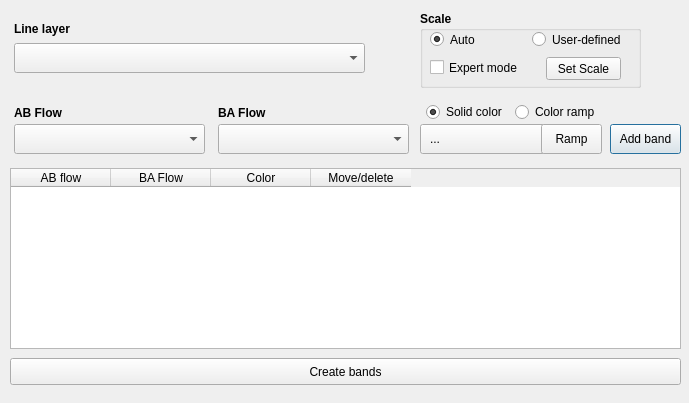
Qt form gis/forms/ui_bandwidths.ui (AequilibraE/qaequilibrae) before a commit.
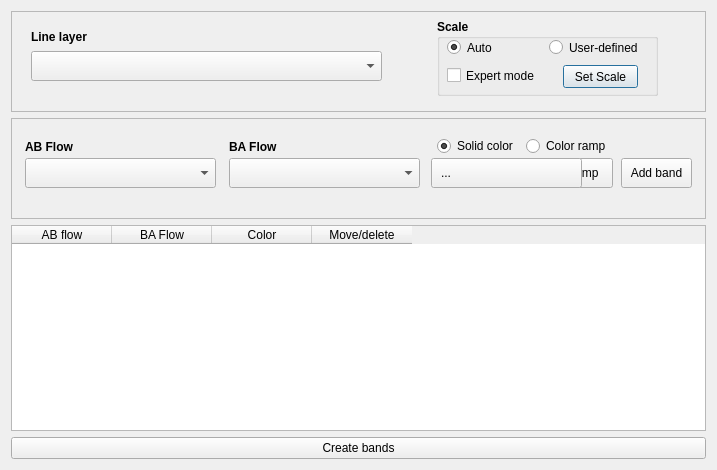
The same form after that commit. Custom widgets are drawn as their Qt base class.

Commit message: Improves UI and responsives for stacked bandwidths

The edit to the form file:
```diff
--- a/gis/forms/ui_bandwidths.ui
+++ b/gis/forms/ui_bandwidths.ui
@@ -6,54 +6,49 @@
    <rect>
     <x>0</x>
     <y>0</y>
-    <width>689</width>
-    <height>403</height>
+    <width>717</width>
+    <height>470</height>
    </rect>
   </property>
   <property name="maximumSize">
    <size>
-    <width>689</width>
-    <height>403</height>
+    <width>6890</width>
+    <height>4030</height>
    </size>
   </property>
   <property name="windowTitle">
    <string>AequilibraE - Stacked Bandwidth and color ramps</string>
   </property>
+  <layout class="QGridLayout" name="gridLayout">
+   <item row="0" column="0">
+    <widget class="QFrame" name="frame">
+     <property name="minimumSize">
+      <size>
+       <width>691</width>
+       <height>101</height>
+      </size>
+     </property>
+     <property name="frameShape">
+      <enum>QFrame::StyledPanel</enum>
+     </property>
+     <property name="frameShadow">
+      <enum>QFrame::Raised</enum>
+     </property>
   <widget class="QgsMapLayerComboBox" name="mMapLayerComboBox">
    <property name="geometry">
     <rect>
-     <x>14</x>
-     <y>43</y>
+        <x>20</x>
+        <y>40</y>
      <width>351</width>
      <height>30</height>
     </rect>
    </property>
   </widget>
-  <widget class="QgsFieldComboBox" name="ab_FieldComboBox">
-   <property name="geometry">
-    <rect>
-     <x>14</x>
-     <y>124</y>
-     <width>191</width>
-     <height>30</height>
-    </rect>
-   </property>
-  </widget>
-  <widget class="QgsColorButtonV2" name="mColorButton">
-   <property name="geometry">
-    <rect>
-     <x>420</x>
-     <y>124</y>
-     <width>151</width>
-     <height>30</height>
-    </rect>
-   </property>
-  </widget>
   <widget class="QLabel" name="label_3">
    <property name="geometry">
     <rect>
-     <x>14</x>
-     <y>18</y>
+        <x>20</x>
+        <y>15</y>
      <width>131</width>
      <height>21</height>
     </rect>
@@ -69,21 +64,137 @@
     <string>Line layer</string>
    </property>
   </widget>
-  <widget class="QgsFieldComboBox" name="ba_FieldComboBox">
+     <widget class="QGroupBox" name="gbox_scale">
    <property name="geometry">
     <rect>
-     <x>218</x>
-     <y>124</y>
-     <width>191</width>
-     <height>30</height>
-    </rect>
-   </property>
-  </widget>
+        <x>426</x>
+        <y>8</y>
+        <width>221</width>
+        <height>77</height>
+       </rect>
+      </property>
+      <property name="maximumSize">
+       <size>
+        <width>221</width>
+        <height>77</height>
+       </size>
+      </property>
+      <property name="font">
+       <font>
+        <pointsize>9</pointsize>
+        <weight>75</weight>
+        <bold>true</bold>
+       </font>
+      </property>
+      <property name="title">
+       <string>Scale</string>
+      </property>
+      <widget class="QRadioButton" name="rdo_scale_custom">
+       <property name="geometry">
+        <rect>
+         <x>112</x>
+         <y>20</y>
+         <width>91</width>
+         <height>17</height>
+        </rect>
+       </property>
+       <property name="font">
+        <font>
+         <pointsize>9</pointsize>
+         <weight>50</weight>
+         <bold>false</bold>
+        </font>
+       </property>
+       <property name="text">
+        <string>User-defined</string>
+       </property>
+      </widget>
+      <widget class="QRadioButton" name="rdo_scale_auto">
+       <property name="geometry">
+        <rect>
+         <x>10</x>
+         <y>20</y>
+         <width>82</width>
+         <height>17</height>
+        </rect>
+       </property>
+       <property name="font">
+        <font>
+         <pointsize>9</pointsize>
+         <weight>50</weight>
+         <bold>false</bold>
+        </font>
+       </property>
+       <property name="text">
+        <string>Auto</string>
+       </property>
+       <property name="checked">
+        <bool>true</bool>
+       </property>
+      </widget>
+      <widget class="QPushButton" name="but_set_scale">
+       <property name="geometry">
+        <rect>
+         <x>126</x>
+         <y>46</y>
+         <width>75</width>
+         <height>23</height>
+        </rect>
+       </property>
+       <property name="font">
+        <font>
+         <weight>50</weight>
+         <bold>false</bold>
+        </font>
+       </property>
+       <property name="text">
+        <string>Set Scale</string>
+       </property>
+      </widget>
+      <widget class="QCheckBox" name="chk_expert_mode">
+       <property name="geometry">
+        <rect>
+         <x>10</x>
+         <y>48</y>
+         <width>101</width>
+         <height>17</height>
+        </rect>
+       </property>
+       <property name="font">
+        <font>
+         <weight>50</weight>
+         <bold>false</bold>
+        </font>
+       </property>
+       <property name="toolTip">
+        <string>&lt;html&gt;&lt;head/&gt;&lt;body&gt;&lt;p&gt;Reference band size and value are put on variables.&lt;/p&gt;&lt;p&gt;The user can control the map apperance by symply changing the values&lt;/p&gt;&lt;/body&gt;&lt;/html&gt;</string>
+       </property>
+       <property name="text">
+        <string>Expert mode</string>
+       </property>
+      </widget>
+     </widget>
+    </widget>
+   </item>
+   <item row="1" column="0">
+    <widget class="QFrame" name="frame_3">
+     <property name="minimumSize">
+      <size>
+       <width>691</width>
+       <height>101</height>
+      </size>
+     </property>
+     <property name="frameShape">
+      <enum>QFrame::StyledPanel</enum>
+     </property>
+     <property name="frameShadow">
+      <enum>QFrame::Raised</enum>
+     </property>
   <widget class="QPushButton" name="but_add_band">
    <property name="geometry">
     <rect>
      <x>610</x>
-     <y>124</y>
+        <y>40</y>
      <width>71</width>
      <height>30</height>
     </rect>
@@ -97,19 +208,154 @@
     <string>Add band</string>
    </property>
   </widget>
+     <widget class="QPushButton" name="but_load_ramp">
+      <property name="geometry">
+       <rect>
+        <x>541</x>
+        <y>40</y>
+        <width>61</width>
+        <height>30</height>
+       </rect>
+      </property>
+      <property name="font">
+       <font>
+        <pointsize>9</pointsize>
+       </font>
+      </property>
+      <property name="text">
+       <string>Ramp</string>
+      </property>
+     </widget>
+     <widget class="QRadioButton" name="rdo_ramp">
+      <property name="geometry">
+       <rect>
+        <x>515</x>
+        <y>17</y>
+        <width>91</width>
+        <height>22</height>
+       </rect>
+      </property>
+      <property name="font">
+       <font>
+        <pointsize>9</pointsize>
+       </font>
+      </property>
+      <property name="text">
+       <string>Color ramp</string>
+      </property>
+     </widget>
+     <widget class="QgsFieldComboBox" name="ab_FieldComboBox">
+      <property name="geometry">
+       <rect>
+        <x>14</x>
+        <y>40</y>
+        <width>191</width>
+        <height>30</height>
+       </rect>
+      </property>
+     </widget>
+     <widget class="QLabel" name="label_6">
+      <property name="geometry">
+       <rect>
+        <x>14</x>
+        <y>18</y>
+        <width>131</width>
+        <height>21</height>
+       </rect>
+      </property>
+      <property name="font">
+       <font>
+        <pointsize>9</pointsize>
+        <weight>75</weight>
+        <bold>true</bold>
+       </font>
+      </property>
+      <property name="text">
+       <string>AB Flow</string>
+      </property>
+     </widget>
+     <widget class="QLabel" name="label_5">
+      <property name="geometry">
+       <rect>
+        <x>218</x>
+        <y>18</y>
+        <width>131</width>
+        <height>21</height>
+       </rect>
+      </property>
+      <property name="font">
+       <font>
+        <pointsize>9</pointsize>
+        <weight>75</weight>
+        <bold>true</bold>
+       </font>
+      </property>
+      <property name="text">
+       <string>BA Flow</string>
+      </property>
+     </widget>
+     <widget class="QgsFieldComboBox" name="ba_FieldComboBox">
+      <property name="geometry">
+       <rect>
+        <x>218</x>
+        <y>40</y>
+        <width>191</width>
+        <height>30</height>
+       </rect>
+      </property>
+     </widget>
+     <widget class="QRadioButton" name="rdo_color">
+      <property name="geometry">
+       <rect>
+        <x>426</x>
+        <y>17</y>
+        <width>101</width>
+        <height>22</height>
+       </rect>
+      </property>
+      <property name="font">
+       <font>
+        <pointsize>9</pointsize>
+       </font>
+      </property>
+      <property name="text">
+       <string>Solid color</string>
+      </property>
+      <property name="checked">
+       <bool>true</bool>
+      </property>
+     </widget>
+     <widget class="QgsColorButtonV2" name="mColorButton">
+      <property name="geometry">
+       <rect>
+        <x>420</x>
+        <y>40</y>
+        <width>151</width>
+        <height>30</height>
+       </rect>
+      </property>
+     </widget>
+     <widget class="QLabel" name="txt_ramp">
+      <property name="geometry">
+       <rect>
+        <x>430</x>
+        <y>46</y>
+        <width>101</width>
+        <height>17</height>
+       </rect>
+      </property>
+      <property name="text">
+       <string>...</string>
+      </property>
+     </widget>
+    </widget>
+   </item>
+   <item row="2" column="0">
   <widget class="QTableWidget" name="bands_list">
-   <property name="geometry">
-    <rect>
-     <x>10</x>
-     <y>168</y>
-     <width>671</width>
-     <height>181</height>
-    </rect>
-   </property>
    <property name="maximumSize">
     <size>
-     <width>671</width>
-     <height>181</height>
+       <width>6710</width>
+       <height>1810</height>
     </size>
    </property>
    <property name="accessibleName">
@@ -151,55 +397,9 @@
     </property>
    </column>
   </widget>
-  <widget class="QLabel" name="label_5">
-   <property name="geometry">
-    <rect>
-     <x>218</x>
-     <y>102</y>
-     <width>131</width>
-     <height>21</height>
-    </rect>
-   </property>
-   <property name="font">
-    <font>
-     <pointsize>9</pointsize>
-     <weight>75</weight>
-     <bold>true</bold>
-    </font>
-   </property>
-   <property name="text">
-    <string>BA Flow</string>
-   </property>
-  </widget>
-  <widget class="QLabel" name="label_6">
-   <property name="geometry">
-    <rect>
-     <x>14</x>
-     <y>102</y>
-     <width>131</width>
-     <height>21</height>
-    </rect>
-   </property>
-   <property name="font">
-    <font>
-     <pointsize>9</pointsize>
-     <weight>75</weight>
-     <bold>true</bold>
-    </font>
-   </property>
-   <property name="text">
-    <string>AB Flow</string>
-   </property>
-  </widget>
+   </item>
+   <item row="3" column="0">
   <widget class="QPushButton" name="but_run">
-   <property name="geometry">
-    <rect>
-     <x>10</x>
-     <y>358</y>
-     <width>671</width>
-     <height>27</height>
-    </rect>
-   </property>
    <property name="font">
     <font>
      <pointsize>9</pointsize>
@@ -209,186 +409,8 @@
     <string>Create bands</string>
    </property>
   </widget>
-  <widget class="QPushButton" name="but_load_ramp">
-   <property name="geometry">
-    <rect>
-     <x>541</x>
-     <y>124</y>
-     <width>61</width>
-     <height>30</height>
-    </rect>
-   </property>
-   <property name="font">
-    <font>
-     <pointsize>9</pointsize>
-    </font>
-   </property>
-   <property name="text">
-    <string>Ramp</string>
-   </property>
-  </widget>
-  <widget class="QRadioButton" name="rdo_color">
-   <property name="geometry">
-    <rect>
-     <x>426</x>
-     <y>101</y>
-     <width>101</width>
-     <height>22</height>
-    </rect>
-   </property>
-   <property name="font">
-    <font>
-     <pointsize>9</pointsize>
-    </font>
-   </property>
-   <property name="text">
-    <string>Solid color</string>
-   </property>
-   <property name="checked">
-    <bool>true</bool>
-   </property>
-  </widget>
-  <widget class="QRadioButton" name="rdo_ramp">
-   <property name="geometry">
-    <rect>
-     <x>515</x>
-     <y>101</y>
-     <width>91</width>
-     <height>22</height>
-    </rect>
-   </property>
-   <property name="font">
-    <font>
-     <pointsize>9</pointsize>
-    </font>
-   </property>
-   <property name="text">
-    <string>Color ramp</string>
-   </property>
-  </widget>
-  <widget class="QLabel" name="txt_ramp">
-   <property name="geometry">
-    <rect>
-     <x>430</x>
-     <y>130</y>
-     <width>101</width>
-     <height>17</height>
-    </rect>
-   </property>
-   <property name="text">
-    <string>...</string>
-   </property>
-  </widget>
-  <widget class="QGroupBox" name="gbox_scale">
-   <property name="geometry">
-    <rect>
-     <x>420</x>
-     <y>11</y>
-     <width>221</width>
-     <height>77</height>
-    </rect>
-   </property>
-   <property name="maximumSize">
-    <size>
-     <width>221</width>
-     <height>77</height>
-    </size>
-   </property>
-   <property name="font">
-    <font>
-     <pointsize>9</pointsize>
-     <weight>75</weight>
-     <bold>true</bold>
-    </font>
-   </property>
-   <property name="title">
-    <string>Scale</string>
-   </property>
-   <widget class="QRadioButton" name="rdo_scale_custom">
-    <property name="geometry">
-     <rect>
-      <x>112</x>
-      <y>20</y>
-      <width>91</width>
-      <height>17</height>
-     </rect>
-    </property>
-    <property name="font">
-     <font>
-      <pointsize>9</pointsize>
-      <weight>50</weight>
-      <bold>false</bold>
-     </font>
-    </property>
-    <property name="text">
-     <string>User-defined</string>
-    </property>
-   </widget>
-   <widget class="QRadioButton" name="rdo_scale_auto">
-    <property name="geometry">
-     <rect>
-      <x>10</x>
-      <y>20</y>
-      <width>82</width>
-      <height>17</height>
-     </rect>
-    </property>
-    <property name="font">
-     <font>
-      <pointsize>9</pointsize>
-      <weight>50</weight>
-      <bold>false</bold>
-     </font>
-    </property>
-    <property name="text">
-     <string>Auto</string>
-    </property>
-    <property name="checked">
-     <bool>true</bool>
-    </property>
-   </widget>
-   <widget class="QPushButton" name="but_set_scale">
-    <property name="geometry">
-     <rect>
-      <x>126</x>
-      <y>46</y>
-      <width>75</width>
-      <height>23</height>
-     </rect>
-    </property>
-    <property name="font">
-     <font>
-      <weight>50</weight>
-      <bold>false</bold>
-     </font>
-    </property>
-    <property name="text">
-     <string>Set Scale</string>
-    </property>
-   </widget>
-   <widget class="QCheckBox" name="chk_expert_mode">
-    <property name="geometry">
-     <rect>
-      <x>10</x>
-      <y>48</y>
-      <width>101</width>
-      <height>17</height>
-     </rect>
-    </property>
-    <property name="font">
-     <font>
-      <weight>50</weight>
-      <bold>false</bold>
-     </font>
-    </property>
-    <property name="toolTip">
-     <string>&lt;html&gt;&lt;head/&gt;&lt;body&gt;&lt;p&gt;Reference band size and value are put on variables.&lt;/p&gt;&lt;p&gt;The user can control the map apperance by symply changing the values&lt;/p&gt;&lt;/body&gt;&lt;/html&gt;</string>
-    </property>
-    <property name="text">
-     <string>Expert mode</string>
-    </property>
-   </widget>
-  </widget>
+   </item>
+  </layout>
  </widget>
  <customwidgets>
   <customwidget>
```
Lines whose indentation alone changed are shown as unchanged. The commit also changes 2 other files.
